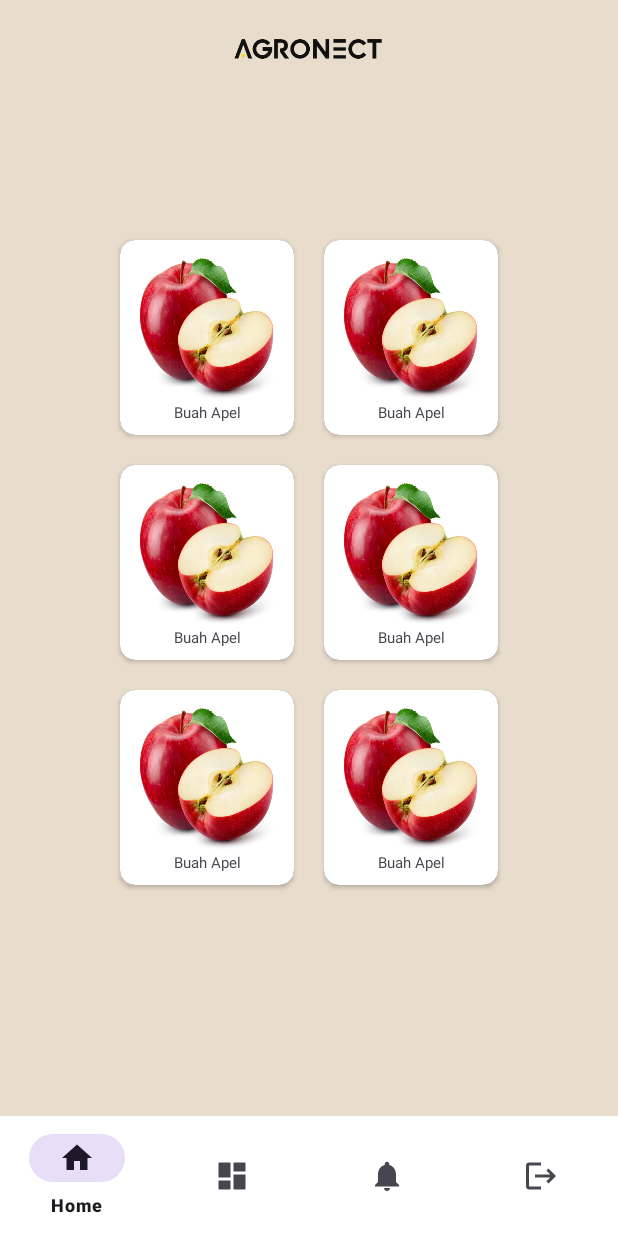
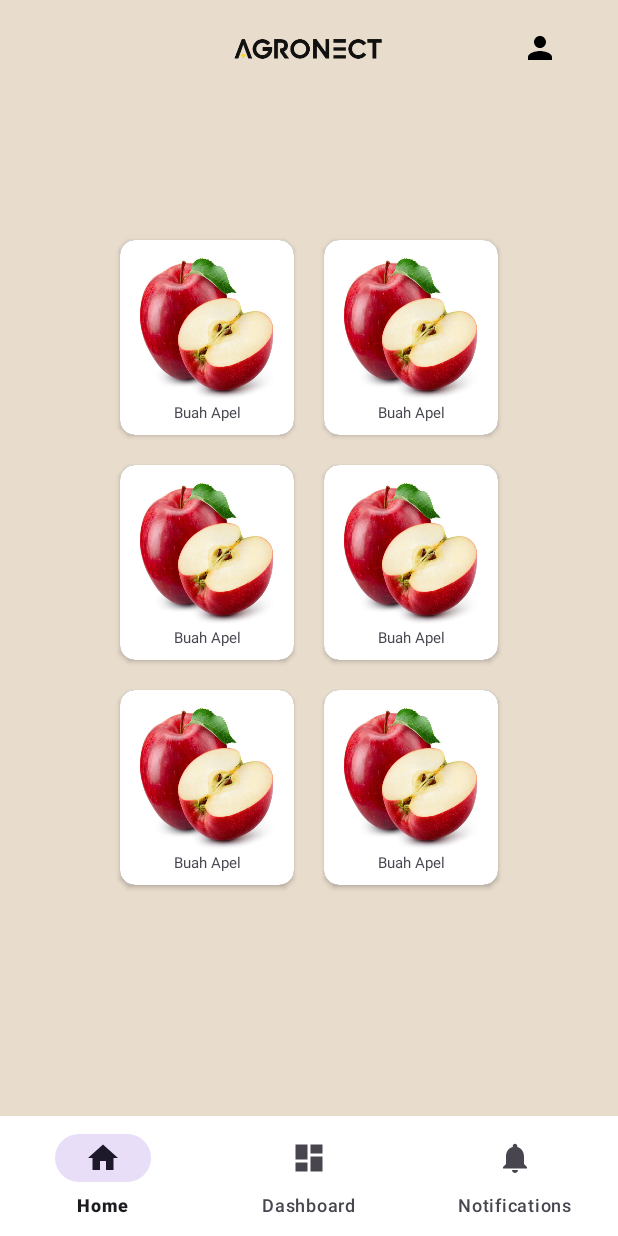
Before and after one commit to Irvanda08/agronect, an Android app: the screen it shows after launch (MainActivity), on a phone screen of 412 x 824 dp. Run offline under Robolectric (Android 15) with nearby library versions, the phone set to English and light mode, and no system bars; our stand-ins replace navigation-ui.

Commit message:
jumat malam

```diff
--- a/app/build.gradle.kts
+++ b/app/build.gradle.kts
@@ -66,6 +66,8 @@ dependencies {
 
     implementation("androidx.datastore:datastore-preferences:1.0.0")
 
+    implementation("de.hdodenhof:circleimageview:3.1.0")
+
 
 
 }
--- /dev/null
+++ b/app/src/main/res/drawable/baseline_person_24.xml
@@ -0,0 +1,5 @@
+<vector xmlns:android="http://schemas.android.com/apk/res/android" android:height="24dp" android:tint="#000000" android:viewportHeight="24" android:viewportWidth="24" android:width="24dp">
+
+    <path android:fillColor="@android:color/white" android:pathData="M12,12c2.21,0 4,-1.79 4,-4s-1.79,-4 -4,-4 -4,1.79 -4,4 1.79,4 4,4zM12,14c-2.67,0 -8,1.34 -8,4v2h16v-2c0,-2.66 -5.33,-4 -8,-4z"/>
+
+</vector>
--- a/app/src/main/res/layout/activity_main.xml
+++ b/app/src/main/res/layout/activity_main.xml
@@ -1,13 +1,14 @@
 <?xml version="1.0" encoding="utf-8"?>
 <androidx.constraintlayout.widget.ConstraintLayout xmlns:android="http://schemas.android.com/apk/res/android"
     xmlns:app="http://schemas.android.com/apk/res-auto"
+    xmlns:tools="http://schemas.android.com/tools"
     android:id="@+id/container"
     android:layout_width="match_parent"
     android:layout_height="match_parent"
     android:background="@color/brown">
 
     <!-- Add Toolbar -->
-    <androidx.appcompat.widget.Toolbar
+    <com.google.android.material.appbar.AppBarLayout
         android:id="@+id/toolbar"
         android:layout_width="match_parent"
         android:layout_height="?attr/actionBarSize"
@@ -18,16 +19,35 @@
         app:layout_constraintRight_toRightOf="parent"
         app:popupTheme="@style/ThemeOverlay.AppCompat.Light">
 
-        <!-- Add ImageView for the logo -->
+        <!-- Use ConstraintLayout to manage the layout of children -->
+        <androidx.constraintlayout.widget.ConstraintLayout
+            android:layout_width="match_parent"
+            android:layout_height="match_parent">
+
             <ImageView
                 android:id="@+id/logoImageView"
                 android:layout_width="150dp"
                 android:layout_height="wrap_content"
                 android:src="@drawable/agronect"
                 android:padding="8dp"
-            android:layout_gravity="center" />
+                app:layout_constraintStart_toStartOf="parent"
+                app:layout_constraintEnd_toEndOf="parent"
+                app:layout_constraintTop_toTopOf="parent"
+                app:layout_constraintBottom_toBottomOf="parent" />
 
-    </androidx.appcompat.widget.Toolbar>
+            <ImageView
+                android:id="@+id/btn_profile"
+                android:layout_width="wrap_content"
+                android:layout_height="wrap_content"
+                android:src="@drawable/baseline_person_24"
+                android:layout_marginEnd="40dp"
+                app:layout_constraintEnd_toEndOf="parent"
+                app:layout_constraintTop_toTopOf="parent"
+                app:layout_constraintBottom_toBottomOf="parent" />
+
+        </androidx.constraintlayout.widget.ConstraintLayout>
+
+    </com.google.android.material.appbar.AppBarLayout>
 
     <com.google.android.material.bottomnavigation.BottomNavigationView
         android:id="@+id/nav_view"
--- a/app/src/main/res/layout/activity_profile.xml
+++ b/app/src/main/res/layout/activity_profile.xml
@@ -2,8 +2,10 @@
 <androidx.constraintlayout.widget.ConstraintLayout xmlns:android="http://schemas.android.com/apk/res/android"
     xmlns:app="http://schemas.android.com/apk/res-auto"
     xmlns:tools="http://schemas.android.com/tools"
+    android:id="@+id/main"
     android:layout_width="match_parent"
-    android:layout_height="match_parent">
+    android:layout_height="match_parent"
+    tools:context=".ui.profile.ProfileActivity">
 
     <androidx.cardview.widget.CardView
         android:id="@+id/layout_sv"
@@ -14,7 +16,7 @@
         app:layout_constraintTop_toTopOf="parent">
 
         <androidx.appcompat.widget.Toolbar
-                android:id="@+id/toolbar"
+            android:id="@+id/btn_back"
             android:layout_width="match_parent"
             android:layout_height="wrap_content"
             app:navigationIcon="@drawable/baseline_arrow_back_ios_24"
--- a/app/src/main/res/menu/bottom_nav_menu.xml
+++ b/app/src/main/res/menu/bottom_nav_menu.xml
@@ -17,10 +17,4 @@
         android:icon="@drawable/ic_notifications_black_24dp"
         android:title="@string/title_notifications" />
 
-    <item
-        android:id="@+id/action_logout"
-        android:title="@string/logout"
-        android:icon="@drawable/baseline_logout_24"
-        />
-
 </menu>
--- a/app/src/main/res/values/strings.xml
+++ b/app/src/main/res/values/strings.xml
@@ -20,5 +20,6 @@
     <string name="gallery">gallery</string>
     <string name="camera">camera</string>
     <string name="fullname">Nama Lengkap\n</string>
+    <string name="profil">Profil</string>
 
 </resources>
```
Also changed, not shown: app/src/main/AndroidManifest.xml (+10 -4 lines), app/src/main/java/com/example/test/ui/main/MainActivity.kt (+14 -8 lines), app/src/main/java/com/example/test/ui/profile/ProfileActivity.kt (added, +33 -0 lines). Lines whose indentation alone changed are shown as unchanged.
